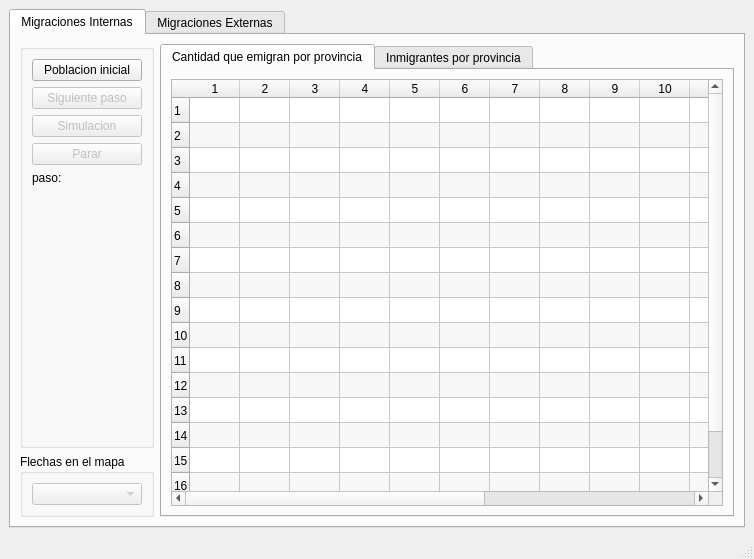
Before: the Qt Designer form UI/simulation_widget.ui in mario462/migrations-simulator, drawn with Qt 5.
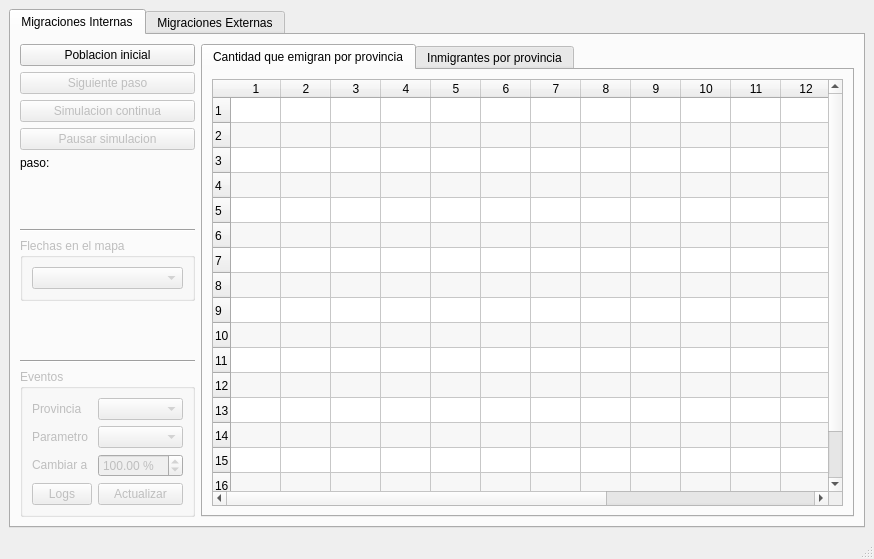
After: the same form once the commit is applied.

Commit message: Eventos anadidos al visual

The edit to the form file:
```diff
--- a/UI/simulation_widget.ui
+++ b/UI/simulation_widget.ui
@@ -6,7 +6,7 @@
    <rect>
     <x>0</x>
     <y>0</y>
-    <width>754</width>
+    <width>874</width>
     <height>559</height>
    </rect>
   </property>
@@ -24,86 +24,90 @@
        <attribute name="title">
         <string>Migraciones Internas</string>
        </attribute>
-       <layout class="QGridLayout" name="gridLayout">
-        <item row="0" column="0">
-         <widget class="QGroupBox" name="groupBox">
-          <property name="autoFillBackground">
+       <layout class="QGridLayout" name="gridLayout_2">
+        <item row="2" column="0">
+         <widget class="QPushButton" name="simBtn">
+          <property name="enabled">
+           <bool>false</bool>
+          </property>
+          <property name="text">
+           <string>Simulacion continua</string>
+          </property>
+         </widget>
+        </item>
+        <item row="10" column="0">
+         <widget class="QGroupBox" name="groupBoxEventos">
+          <property name="enabled">
            <bool>false</bool>
           </property>
           <property name="title">
-           <string/>
+           <string>Eventos</string>
           </property>
-          <property name="alignment">
-           <set>Qt::AlignCenter</set>
-          </property>
-          <property name="flat">
-           <bool>true</bool>
-          </property>
-          <property name="checkable">
-           <bool>false</bool>
-          </property>
-          <layout class="QVBoxLayout" name="verticalLayout_2">
-           <item>
-            <widget class="QPushButton" name="initialPopulationBtn">
+          <layout class="QGridLayout" name="gridLayout">
+           <item row="0" column="0">
+            <widget class="QLabel" name="label_2">
              <property name="text">
-              <string>Poblacion inicial</string>
+              <string>Provincia</string>
              </property>
             </widget>
            </item>
-           <item>
-            <widget class="QPushButton" name="nextStepBtn">
-             <property name="enabled">
-              <bool>false</bool>
-             </property>
+           <item row="0" column="1">
+            <widget class="QComboBox" name="comboBoxEvProv"/>
+           </item>
+           <item row="1" column="0">
+            <widget class="QLabel" name="label_3">
              <property name="text">
-              <string>Siguiente paso</string>
+              <string>Parametro</string>
              </property>
             </widget>
            </item>
-           <item>
-            <widget class="QPushButton" name="simBtn">
-             <property name="enabled">
-              <bool>false</bool>
-             </property>
+           <item row="1" column="1">
+            <widget class="QComboBox" name="comboBoxEvPar"/>
+           </item>
+           <item row="2" column="0">
+            <widget class="QLabel" name="label_4">
              <property name="text">
-              <string>Simulacion</string>
+              <string>&lt;html&gt;&lt;head/&gt;&lt;body&gt;&lt;p&gt;Cambiar a&lt;/p&gt;&lt;/body&gt;&lt;/html&gt;</string>
              </property>
             </widget>
            </item>
-           <item>
-            <widget class="QPushButton" name="stopBtn">
-             <property name="enabled">
-              <bool>false</bool>
+           <item row="2" column="1">
+            <widget class="QDoubleSpinBox" name="dSpinBoxPerCent">
+             <property name="suffix">
+              <string> %</string>
              </property>
-             <property name="text">
-              <string>Parar</string>
+             <property name="maximum">
+              <double>1000.000000000000000</double>
              </property>
-            </widget>
-           </item>
-           <item>
-            <widget class="QLabel" name="label">
-             <property name="text">
-              <string>paso:</string>
+             <property name="value">
+              <double>100.000000000000000</double>
              </property>
             </widget>
            </item>
-           <item>
-            <spacer name="verticalSpacer">
-             <property name="orientation">
-              <enum>Qt::Vertical</enum>
-             </property>
-             <property name="sizeHint" stdset="0">
+           <item row="3" column="0">
+            <widget class="QPushButton" name="logsBtn">
+             <property name="maximumSize">
               <size>
-               <width>20</width>
-               <height>40</height>
+               <width>60</width>
+               <height>16777215</height>
               </size>
              </property>
-            </spacer>
+             <property name="text">
+              <string>Logs</string>
+             </property>
+            </widget>
+           </item>
+           <item row="3" column="1">
+            <widget class="QPushButton" name="updateEventBtn">
+             <property name="text">
+              <string>Actualizar</string>
+             </property>
+            </widget>
            </item>
           </layout>
          </widget>
         </item>
-        <item row="0" column="1" rowspan="2">
+        <item row="0" column="1" rowspan="11">
          <widget class="QTabWidget" name="tabWidget_2">
           <property name="currentIndex">
            <number>0</number>
@@ -254,8 +258,11 @@
           </widget>
          </widget>
         </item>
-        <item row="1" column="0">
-         <widget class="QGroupBox" name="groupBox_2">
+        <item row="7" column="0">
+         <widget class="QGroupBox" name="groupBoxFlechas">
+          <property name="enabled">
+           <bool>false</bool>
+          </property>
           <property name="title">
            <string>Flechas en el mapa</string>
           </property>
@@ -270,6 +277,80 @@
           </layout>
          </widget>
         </item>
+        <item row="4" column="0">
+         <widget class="QLabel" name="label">
+          <property name="text">
+           <string>paso:</string>
+          </property>
+         </widget>
+        </item>
+        <item row="9" column="0">
+         <widget class="Line" name="line_2">
+          <property name="orientation">
+           <enum>Qt::Horizontal</enum>
+          </property>
+         </widget>
+        </item>
+        <item row="1" column="0">
+         <widget class="QPushButton" name="nextStepBtn">
+          <property name="enabled">
+           <bool>false</bool>
+          </property>
+          <property name="text">
+           <string>Siguiente paso</string>
+          </property>
+         </widget>
+        </item>
+        <item row="6" column="0">
+         <widget class="Line" name="line">
+          <property name="orientation">
+           <enum>Qt::Horizontal</enum>
+          </property>
+         </widget>
+        </item>
+        <item row="0" column="0">
+         <widget class="QPushButton" name="initialPopulationBtn">
+          <property name="text">
+           <string>Poblacion inicial</string>
+          </property>
+         </widget>
+        </item>
+        <item row="5" column="0">
+         <spacer name="verticalSpacer">
+          <property name="orientation">
+           <enum>Qt::Vertical</enum>
+          </property>
+          <property name="sizeHint" stdset="0">
+           <size>
+            <width>20</width>
+            <height>40</height>
+           </size>
+          </property>
+         </spacer>
+        </item>
+        <item row="3" column="0">
+         <widget class="QPushButton" name="stopBtn">
+          <property name="enabled">
+           <bool>false</bool>
+          </property>
+          <property name="text">
+           <string>Pausar simulacion</string>
+          </property>
+         </widget>
+        </item>
+        <item row="8" column="0">
+         <spacer name="verticalSpacer_2">
+          <property name="orientation">
+           <enum>Qt::Vertical</enum>
+          </property>
+          <property name="sizeHint" stdset="0">
+           <size>
+            <width>20</width>
+            <height>40</height>
+           </size>
+          </property>
+         </spacer>
+        </item>
        </layout>
       </widget>
       <widget class="QWidget" name="tab_2">
```
Left out of the diff: 16 changed lines with no effect on the pictures. The commit also changes 2 other files.
